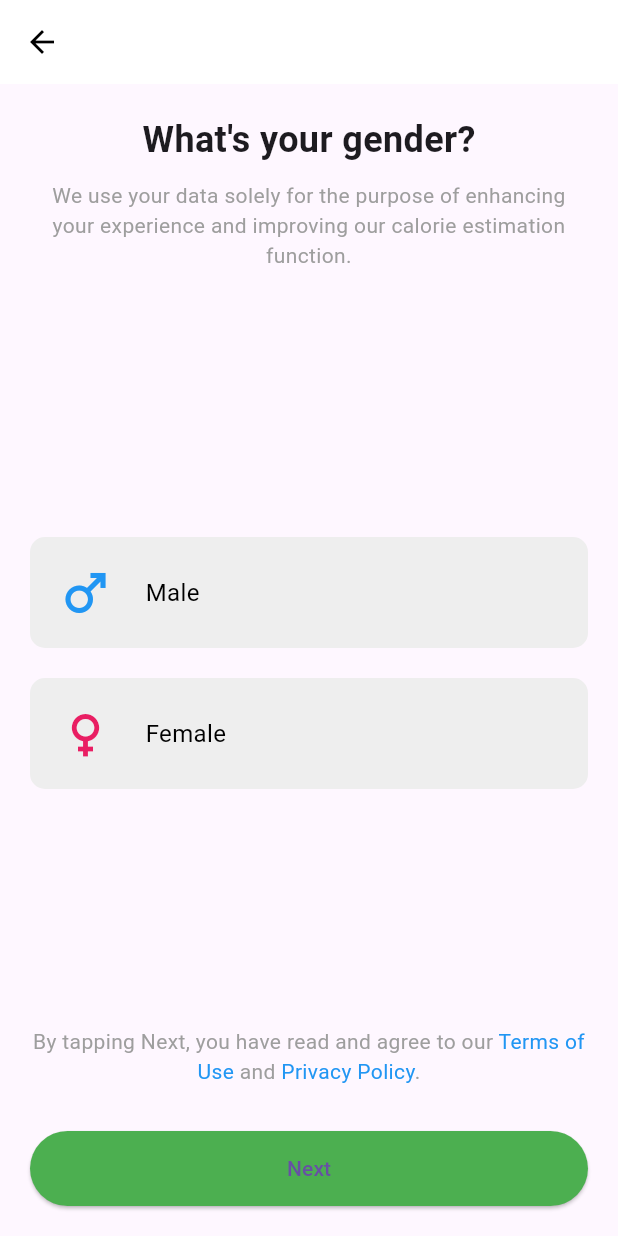
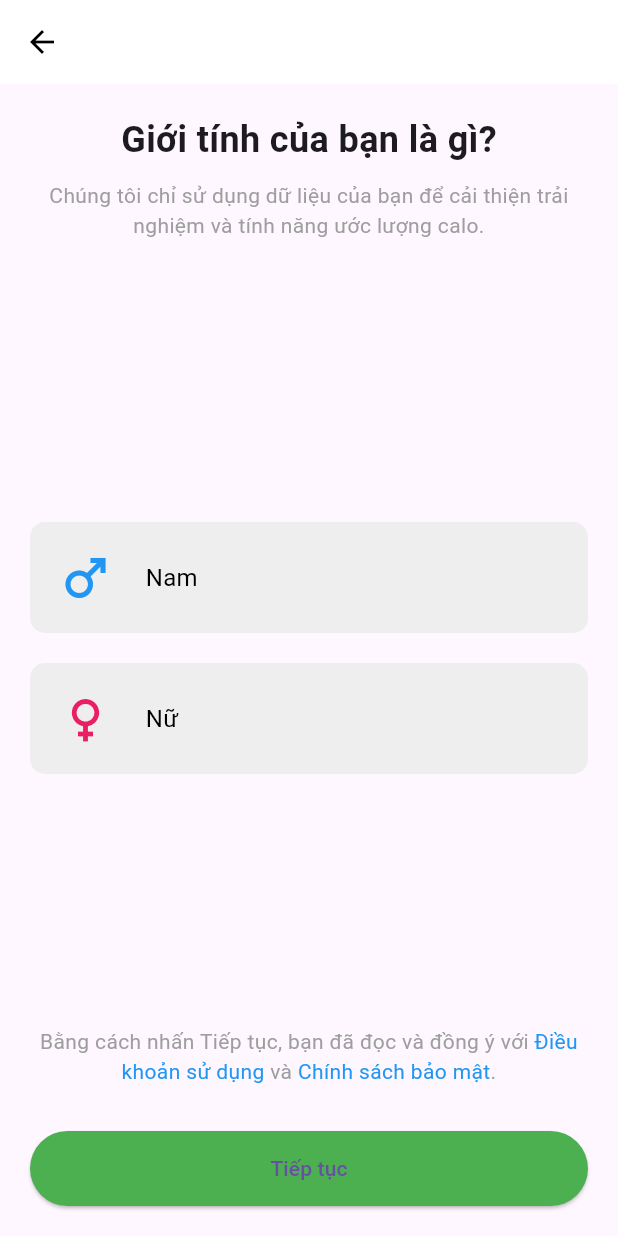
Before and after one commit to phathuynh24/HealthFoodAI, a Flutter app: the screen it shows after launch, on a phone screen of 412 x 824 dp. Run offline on Flutter 3.47's test engine with Material 3 defaults, Android fonts, the phone set to English and light mode, and no system bars.

Commit message:
chore: change the language

```diff
--- a/app/lib/activity_level_screen.dart
+++ b/app/lib/activity_level_screen.dart
@@ -46,25 +46,25 @@ class _ActivityLevelScreenState extends State<ActivityLevelScreen> {
             SizedBox(height: 20),
             // Tiêu đề
             Text(
-              "What's your activity level?",
+              "Mức độ hoạt động của bạn?",
               style: TextStyle(fontSize: 22, fontWeight: FontWeight.bold),
             ),
             SizedBox(height: 10),
 
             // Danh sách các mức độ vận động
-            buildActivityOption("Not Active",
-                "Mostly sedentary, akin to an office worker or computer programmer."),
-            buildActivityOption("Somewhat Active",
-                "Light daily movement, frequently on feet, similar to a retail worker or nurse."),
-            buildActivityOption("Moderately Active",
-                "Normal work of the day, walk alot or had to do lot of house chore."),
-            buildActivityOption("Highly Active",
-                "Active most of the day, comparable to a warehouse worker or courier."),
-            buildActivityOption("Extremely Active",
-                "Mostly involved in intense physical labor, like a construction worker."),
+            buildActivityOption("Không vận động nhiều",
+                "Chủ yếu ngồi, giống công việc văn phòng hoặc lập trình viên."),
+            buildActivityOption("Hơi vận động",
+                "Di chuyển nhẹ nhàng hàng ngày, thường xuyên đứng, giống như nhân viên bán lẻ hoặc y tá."),
+            buildActivityOption("Vận động vừa phải",
+                "Hoạt động bình thường trong ngày, đi bộ nhiều hoặc làm việc nhà thường xuyên."),
+            buildActivityOption("Vận động nhiều",
+                "Hoạt động liên tục cả ngày, giống nhân viên kho hoặc giao hàng."),
+            buildActivityOption("Vận động rất nhiều",
+                "Thường xuyên làm việc thể lực nặng, giống như công nhân xây dựng."),
             Spacer(),
 
-            // Nút Next
+            // Nút Tiếp tục
             SizedBox(
               width: double.infinity,
               child: ElevatedButton(
@@ -94,7 +94,7 @@ class _ActivityLevelScreenState extends State<ActivityLevelScreen> {
                   padding: EdgeInsets.symmetric(vertical: 14),
                 ),
                 child: Text(
-                  "Next",
+                  "Tiếp tục",
                   style: TextStyle(fontSize: 16, color: Colors.white),
                 ),
               ),
--- a/app/lib/age_selection_screen.dart
+++ b/app/lib/age_selection_screen.dart
@@ -31,7 +31,7 @@ class _AgeSelectionScreenState extends State<AgeSelectionScreen> {
         children: [
           const SizedBox(height: 30),
           const Text(
-            "How old are you?",
+            "Bạn bao nhiêu tuổi?",
             style: TextStyle(
               fontSize: 24,
               fontWeight: FontWeight.bold,
@@ -41,7 +41,7 @@ class _AgeSelectionScreenState extends State<AgeSelectionScreen> {
           const Padding(
             padding: EdgeInsets.symmetric(horizontal: 20),
             child: Text(
-              "We use your data solely for the purpose of enhancing your experience and improving our calorie estimation function.",
+              "Chúng tôi chỉ sử dụng dữ liệu của bạn để cải thiện trải nghiệm và tính năng ước lượng calo.",
               textAlign: TextAlign.center,
               style: TextStyle(color: Colors.grey),
             ),
@@ -50,11 +50,10 @@ class _AgeSelectionScreenState extends State<AgeSelectionScreen> {
           Expanded(
             child: Center(
               child: ListWheelScrollView.useDelegate(
-
                 itemExtent: 50,
                 perspective: 0.005,
                 diameterRatio: 1.5,
-                controller: FixedExtentScrollController(initialItem: _selectedAge), //set the wheel to the midle
+                controller: FixedExtentScrollController(initialItem: _selectedAge),
                 onSelectedItemChanged: (index) {
                   setState(() {
                     _selectedAge = index + 18;
@@ -98,7 +97,7 @@ class _AgeSelectionScreenState extends State<AgeSelectionScreen> {
                 backgroundColor: Colors.green,
                 minimumSize: const Size(double.infinity, 50),
               ),
-              child: const Text("Next"),
+              child: const Text("Tiếp tục"),
             ),
           ),
         ],
--- a/app/lib/current_weight_screen.dart
+++ b/app/lib/current_weight_screen.dart
@@ -38,12 +38,12 @@ class _CurrentWeightScreenState extends State<CurrentWeightScreen> {
         mainAxisAlignment: MainAxisAlignment.center,
         children: [
           const Text(
-            "What's your current weight?",
+            "Cân nặng hiện tại của bạn là bao nhiêu?",
             style: TextStyle(fontSize: 22, fontWeight: FontWeight.bold),
           ),
           const SizedBox(height: 10),
           const Text(
-            "Estimate now, adjust later is fine.",
+            "Ước lượng hiện tại, bạn có thể chỉnh sửa sau.",
             style: TextStyle(fontSize: 14, color: Colors.grey),
           ),
           const SizedBox(height: 30),
@@ -155,7 +155,10 @@ class _CurrentWeightScreenState extends State<CurrentWeightScreen> {
                 backgroundColor: Colors.green,
                 minimumSize: const Size(double.infinity, 50),
               ),
-              child: const Text("Next"),
+              child: const Text(
+                "Tiếp tục",
+                style: TextStyle(fontSize: 16, color: Colors.white),
+              ),
             ),
           ),
         ],
--- a/app/lib/gender_selection_screen.dart
+++ b/app/lib/gender_selection_screen.dart
@@ -29,7 +29,7 @@ class _GenderSelectionScreenState extends State<GenderSelectionScreen> {
         children: [
           const SizedBox(height: 20),
           const Text(
-            "What's your gender?",
+            "Giới tính của bạn là gì?",
             style: TextStyle(
               fontSize: 24,
               fontWeight: FontWeight.bold,
@@ -39,7 +39,7 @@ class _GenderSelectionScreenState extends State<GenderSelectionScreen> {
           const Padding(
             padding: EdgeInsets.symmetric(horizontal: 20),
             child: Text(
-              "We use your data solely for the purpose of enhancing your experience and improving our calorie estimation function.",
+              "Chúng tôi chỉ sử dụng dữ liệu của bạn để cải thiện trải nghiệm và tính năng ước lượng calo.",
               textAlign: TextAlign.center,
               style: TextStyle(color: Colors.grey),
             ),
@@ -71,7 +71,7 @@ class _GenderSelectionScreenState extends State<GenderSelectionScreen> {
                           Icon(Icons.male, size: 40, color: Colors.blue),
                           SizedBox(width: 20),
                           Text(
-                            "Male",
+                            "Nam",
                             style: TextStyle(
                               fontSize: 16,
                               color: _selectedGender == "Male"
@@ -107,7 +107,7 @@ class _GenderSelectionScreenState extends State<GenderSelectionScreen> {
                           Icon(Icons.female, size: 40, color: Colors.pink),
                           SizedBox(width: 20),
                           Text(
-                            "Female",
+                            "Nữ",
                             style: TextStyle(
                               fontSize: 16,
                               color: _selectedGender == "Female"
@@ -130,16 +130,16 @@ class _GenderSelectionScreenState extends State<GenderSelectionScreen> {
             padding: EdgeInsets.symmetric(horizontal: 20, vertical: 10),
             child: Text.rich(
               TextSpan(
-                text: "By tapping Next, you have read and agree to our ",
+                text: "Bằng cách nhấn Tiếp tục, bạn đã đọc và đồng ý với ",
                 style: TextStyle(color: Colors.grey),
                 children: [
                   TextSpan(
-                    text: "Terms of Use",
+                    text: "Điều khoản sử dụng",
                     style: TextStyle(color: Colors.blue),
                   ),
-                  TextSpan(text: " and "),
+                  TextSpan(text: " và "),
                   TextSpan(
-                    text: "Privacy Policy",
+                    text: "Chính sách bảo mật",
                     style: TextStyle(color: Colors.blue),
                   ),
                   TextSpan(text: "."),
@@ -164,7 +164,7 @@ class _GenderSelectionScreenState extends State<GenderSelectionScreen> {
                 } else {
                   ScaffoldMessenger.of(context).showSnackBar(
                     const SnackBar(
-                      content: Text("Please select a gender"),
+                      content: Text("Vui lòng chọn giới tính"),
                     ),
                   );
                 }
@@ -173,7 +173,7 @@ class _GenderSelectionScreenState extends State<GenderSelectionScreen> {
                 backgroundColor: Colors.green,
                 minimumSize: const Size(double.infinity, 50),
               ),
-              child: const Text("Next"),
+              child: const Text("Tiếp tục"),
             ),
           ),
         ],
--- a/app/lib/goal_weight_screen.dart
+++ b/app/lib/goal_weight_screen.dart
@@ -39,13 +39,14 @@ class _GoalWeightScreenState extends State<GoalWeightScreen> {
       body: Column(
         mainAxisAlignment: MainAxisAlignment.center,
         children: [
+          const SizedBox(height: 20,),
           const Text(
-            "What's your goal weight?",
+            "Cân nặng mục tiêu của bạn là?",
             style: TextStyle(fontSize: 22, fontWeight: FontWeight.bold),
           ),
           const SizedBox(height: 10),
           const Text(
-            "Estimate now, adjust later is fine.",
+            "Ước lượng hiện tại, bạn có thể chỉnh sửa sau.",
             style: TextStyle(fontSize: 14, color: Colors.grey),
           ),
           const SizedBox(height: 30),
@@ -157,7 +158,10 @@ class _GoalWeightScreenState extends State<GoalWeightScreen> {
                 backgroundColor: Colors.green,
                 minimumSize: const Size(double.infinity, 50),
               ),
-              child: const Text("Next"),
+              child: const Text(
+                "Tiếp tục",
+                style: TextStyle(fontSize: 16, color: Colors.white),
+              ),
             ),
           ),
         ],
--- a/app/lib/height_selection.dart
+++ b/app/lib/height_selection.dart
@@ -35,7 +35,7 @@ class _HeightSelectionScreenState extends State<HeightSelectionScreen> {
         children: [
           const SizedBox(height: 20),
           const Text(
-            "What's your height?",
+            "Chiều cao của bạn là bao nhiêu?",
             style: TextStyle(
               fontSize: 24,
               fontWeight: FontWeight.bold,
@@ -47,7 +47,7 @@ class _HeightSelectionScreenState extends State<HeightSelectionScreen> {
               child: ListWheelScrollView.useDelegate(
                 itemExtent: 50,
                 diameterRatio: 1.5,
-                controller: FixedExtentScrollController(initialItem: 50), //set the wheel to the midle
+                controller: FixedExtentScrollController(initialItem: 50), // Đặt bánh xe ở giữa
                 onSelectedItemChanged: (index) {
                   setState(() {
                     _selectedHeight = index + 100;
@@ -74,7 +74,7 @@ class _HeightSelectionScreenState extends State<HeightSelectionScreen> {
             padding: const EdgeInsets.all(20),
             child: ElevatedButton(
               onPressed: () {
-              Navigator.push(
+                Navigator.push(
                   context,
                   MaterialPageRoute(
                     builder: (context) => WeightChangeSelectionScreen(
@@ -89,7 +89,7 @@ class _HeightSelectionScreenState extends State<HeightSelectionScreen> {
                 backgroundColor: Colors.green,
                 minimumSize: const Size(double.infinity, 50),
               ),
-              child: const Text("Next"),
+              child: const Text("Tiếp tục"),
             ),
           ),
         ],
--- a/app/lib/weight_change_selection.dart
+++ b/app/lib/weight_change_selection.dart
@@ -18,7 +18,7 @@ class WeightChangeSelectionScreen extends StatefulWidget {
 
 class _WeightChangeSelectionScreenState
     extends State<WeightChangeSelectionScreen> {
-  String selectedGoal = "Gain Weight"; // Mục tiêu mặc định
+  String selectedGoal = "Tăng cân"; // Mục tiêu mặc định
 
   @override
   Widget build(BuildContext context) {
@@ -38,24 +38,16 @@ class _WeightChangeSelectionScreenState
         child: Column(
           crossAxisAlignment: CrossAxisAlignment.start,
           children: [
-            // Thanh tiến trình
-            LinearProgressIndicator(
-              value: 0.75, // Tiến trình 75%
-              backgroundColor: Colors.grey[300],
-              color: Colors.green,
-            ),
-            const SizedBox(height: 20),
-
             // Tiêu đề
             const Text(
-              "What is your goal?",
+              "Mục tiêu của bạn là gì?",
               style: TextStyle(fontSize: 22, fontWeight: FontWeight.bold),
             ),
             const SizedBox(height: 8),
 
             // Mô tả nhỏ
             const Text(
-              "We use your data solely for the purpose of enhancing your experience and improving our calorie estimation function.",
+              "Chúng tôi chỉ sử dụng dữ liệu của bạn để cải thiện trải nghiệm và tính năng ước lượng calo.",
               style: TextStyle(fontSize: 14, color: Colors.grey),
             ),
             const SizedBox(height: 30),
@@ -65,14 +57,14 @@ class _WeightChangeSelectionScreenState
               child: Column(
                 mainAxisAlignment: MainAxisAlignment.center,
                 children: [
-                  buildGoalOption("Lose Weight"),
-                  buildGoalOption("Maintain Weight"),
-                  buildGoalOption("Gain Weight"),
+                  buildGoalOption("Giảm cân"),
+                  buildGoalOption("Duy trì cân nặng"),
+                  buildGoalOption("Tăng cân"),
                 ],
               ),
             ),
 
-            // Nút Next
+            // Nút Tiếp tục
             SizedBox(
               width: double.infinity,
               child: ElevatedButton(
@@ -94,7 +86,7 @@ class _WeightChangeSelectionScreenState
                   padding: const EdgeInsets.symmetric(vertical: 14),
                 ),
                 child: const Text(
-                  "Next",
+                  "Tiếp tục",
                   style: TextStyle(fontSize: 16, color: Colors.white),
                 ),
               ),
```
Also changed, not shown: app/lib/calories_plan_screen.dart (+58 -5 lines). Lines whose indentation alone changed are shown as unchanged.
